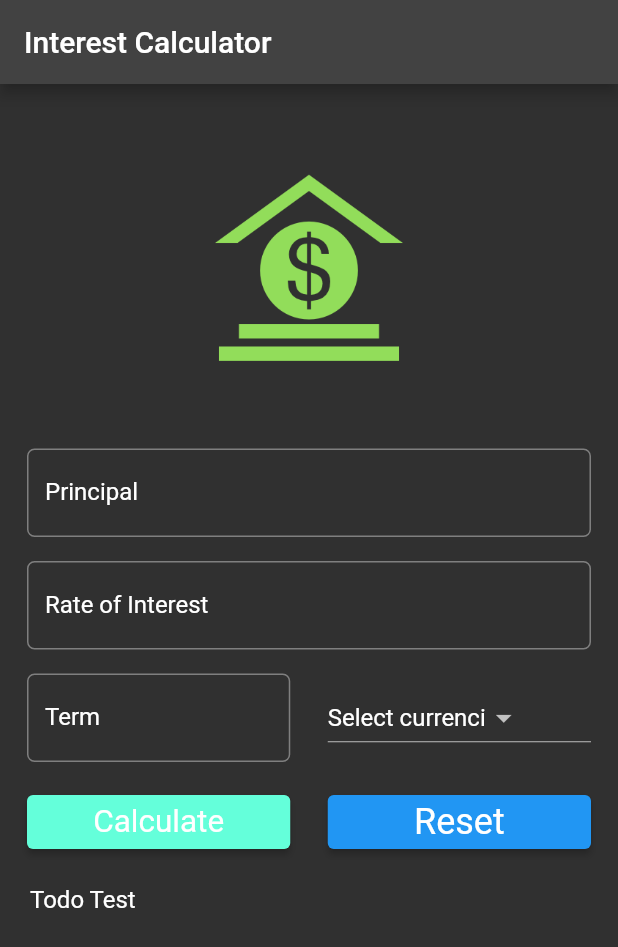
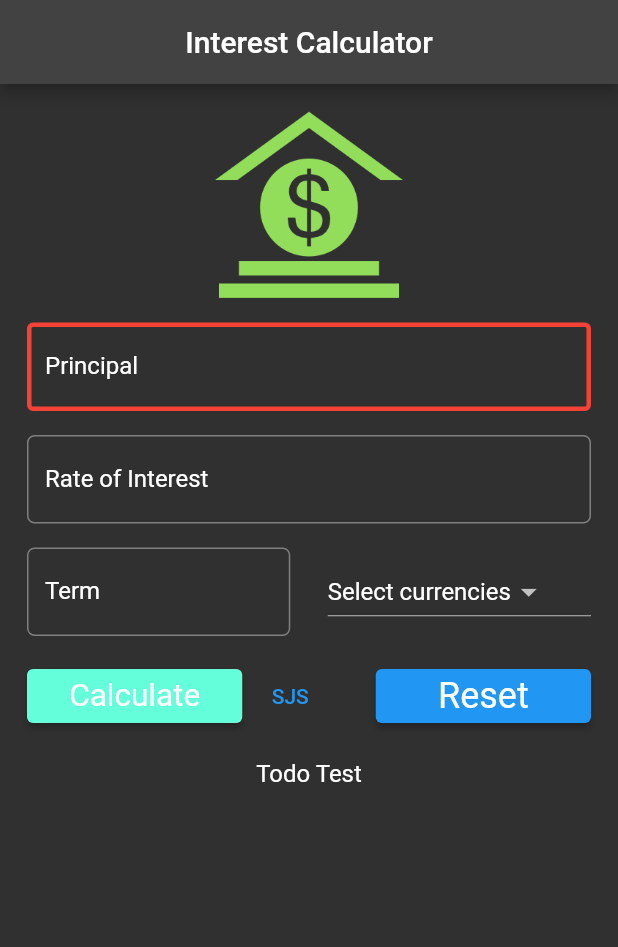
Before and after one commit to ppsshubham01/Interest_Calculator, a Flutter app: the screen it shows after launch, on a phone screen of 412 x 824 dp. Shown: the top 947 px of the screen. Run offline on Flutter 3.47's test engine with Material 2 defaults, Android fonts, the phone set to English and light mode, and no system bars.

Commit message:
sort the code

```diff
--- a/lib/main.dart
+++ b/lib/main.dart
@@ -8,7 +8,6 @@ void main() {
     theme: ThemeData(
       primaryColor: Colors.indigo,
       brightness: Brightness.dark,
-
     ),
   ));
 }
@@ -31,19 +30,28 @@ class _Iform extends State<Iform> {
     TextStyle? textStyle = Theme.of(context).textTheme.titleMedium;
     return Scaffold(
       appBar: AppBar(
+        centerTitle: true,
         title: Text('Interest Calculator'),
       ),
       body: Container(
           margin: EdgeInsets.all(_minimumPadding * 2),
           child: ListView(
-
             children: <Widget>[
-              getImageAssets(),
+              // getImageAssets(),
+              Padding(
+                padding: const EdgeInsets.all(8.0),
+                child: Image.asset('images/money.png',width: 125,height: 125,),
+              ),
               Padding(
                 padding: const EdgeInsets.all(8.0),
                 child: TextField(
                   style: textStyle,
                   decoration: InputDecoration(
+                    enabledBorder:OutlineInputBorder(
+                      borderSide: BorderSide(width: 3, color: Colors.red),
+                    ),focusedBorder: OutlineInputBorder(
+                    borderSide: BorderSide(width: 3, color: Colors.greenAccent),
+                  ),
                       label: const Text('Principal'),
                       hintText: "Enter Principal e.g 12000",
                       labelStyle: textStyle,
@@ -85,7 +93,10 @@ class _Iform extends State<Iform> {
                     ),
                     Expanded(
                       child: DropdownButton<String>(
-                        hint: Text('Select currenci', style: textStyle,),
+                        hint: Text(
+                          'Select currencies',
+                          style: textStyle,
+                        ),
                         items: _currencies.map((String value) {
                           return DropdownMenuItem<String>(
                             value: value,
@@ -106,7 +117,6 @@ class _Iform extends State<Iform> {
                   ],
                 ),
               ),
-
               Padding(
                 padding: const EdgeInsets.all(8.0),
                 child: Row(
@@ -114,45 +124,62 @@ class _Iform extends State<Iform> {
                     Expanded(
                       child: ElevatedButton(
                         style: ElevatedButton.styleFrom(
-                          primary: Theme.of(context).toggleableActiveColor,
-                          backgroundColor: Colors.grey,
-                          textStyle: const TextStyle(
-                            color: Colors.black
-                          )
+                            primary: Theme.of(context).toggleableActiveColor,
+                            backgroundColor: Colors.grey,
+                            textStyle: const TextStyle(color: Colors.black)),
+                        child: const Text(
+                          'Calculate',
+                          textScaleFactor: 1.5,
                         ),
-                        child: const Text('Calculate',textScaleFactor: 1.5,),
                         onPressed: () {},
                       ),
+                    ),TextButton(
+                        onPressed: (){},
+                        child: Text('SJS')
                     ),
-                    Container(width: _minimumPadding *5 ,),
+                    Container(
+                      width: _minimumPadding * 5,
+                    ),
                     Expanded(
                       child: ElevatedButton(
                         onPressed: () {},
-                        child: Text('Reset',style: textStyle,textScaleFactor: 1.5,),
+                        child: Text(
+                          'Reset',
+                          style: textStyle,
+                          textScaleFactor: 1.5,
+                        ),
                       ),
                     ),
                   ],
                 ),
               ),
-              Padding(padding: EdgeInsets.all(_minimumPadding*2,),
-              child: Text('Todo Test',style: textStyle,),)
+              Container(
+                alignment: Alignment.center,
+                padding: EdgeInsets.all(
+                  _minimumPadding * 2,
+                ),
+                child: Text(
+                  'Todo Test',
+                  style: textStyle,
+                ),
+              )
             ],
           )),
     );
   }
 
 //fun for images
-  Widget getImageAssets() {
-    AssetImage assetImage = AssetImage('images/money.png');
-    Image image = Image(
-      image: assetImage,
-      width: 125.0,
-      height: 125.0,
-    );
+//   Widget getImageAssets() {
+//     AssetImage assetImage = AssetImage('images/money.png');
+//     Image image = Image(
+//       image: assetImage,
+//       width: 125.0,
+//       height: 125.0,
+//     );
+//     return Container(
+//       child: image,
+//       margin: EdgeInsets.all(_minimumPadding * 10),
+//     );
+//   }
 
-    return Container(
-      child: image,
-      margin: EdgeInsets.all(_minimumPadding * 10),
-    );
-  }
 }
```
